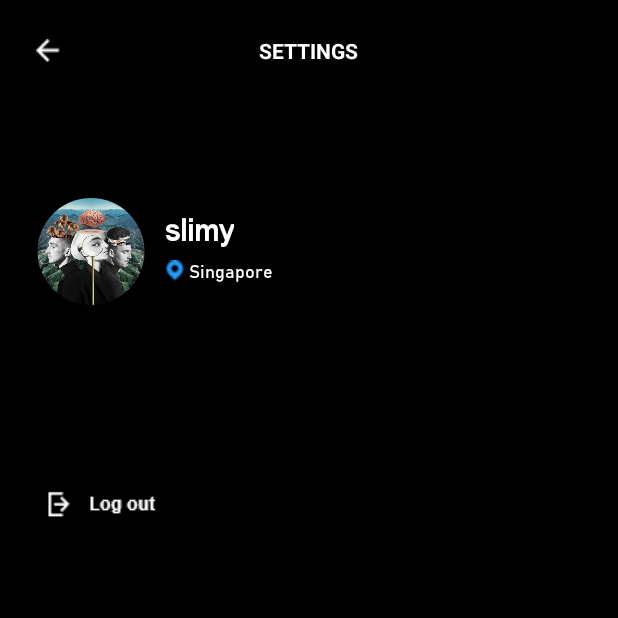
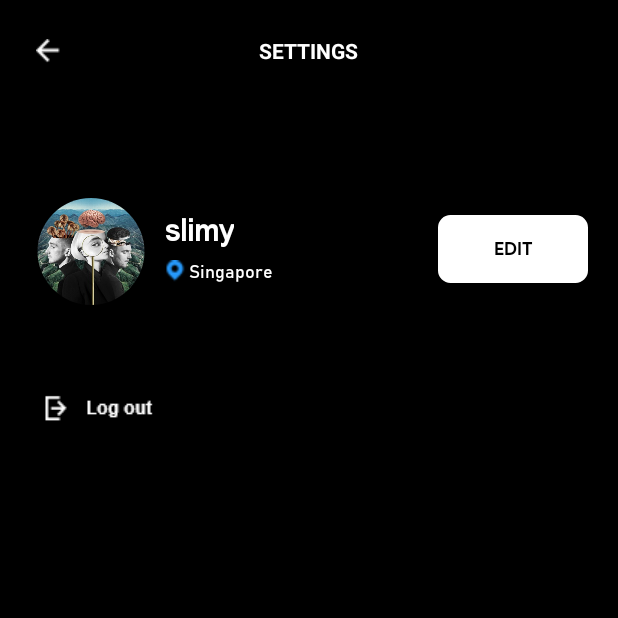
Before and after one commit to leonlimwf/Decibel-Music-App, an Android app: the profilesettings screen opened directly, with no data from a screen before it, on a phone screen of 412 x 824 dp, the top half of it. Run offline under Robolectric (Android 15) with nearby library versions, the phone set to English and light mode, and no system bars; plain views replace RoundedImageView.

Commit message:
Edit Profile Picture Activity now done, can be saved and started up with the previous image we set.

```diff
--- a/app/src/main/AndroidManifest.xml
+++ b/app/src/main/AndroidManifest.xml
@@ -3,6 +3,7 @@
     package="com.example.musicsteam">
 
     <uses-permission android:name="android.permission.INTERNET" />
+    <uses-permission android:name="android.permission.READ_EXTERNAL_STORAGE"/>
 
     <application
         android:allowBackup="true"
@@ -11,6 +12,7 @@
         android:roundIcon="@mipmap/ic_launcher_round"
         android:supportsRtl="true"
         android:theme="@style/AppTheme">
+        <activity android:name=".EditProfileActivity"></activity>
         <activity android:name=".PlaySongActivity" />
         <activity android:name=".loginScreen" />
         <activity android:name=".MainActivity" />
--- a/app/src/main/java/com/example/musicsteam/loginScreen.java
+++ b/app/src/main/java/com/example/musicsteam/loginScreen.java
@@ -91,6 +91,7 @@ public class loginScreen extends AppCompatActivity {
                         /* Allow the user in to your app by going into the next activity */
                         guestMode = false;
                         startActivity(new Intent(loginScreen.this, MainActivity.class));
+                        finish();
                     }
 
                 }
--- a/app/src/main/java/com/example/musicsteam/profilesettings.java
+++ b/app/src/main/java/com/example/musicsteam/profilesettings.java
@@ -3,6 +3,7 @@ package com.example.musicsteam;
 import android.content.Intent;
 import android.os.Bundle;
 import android.view.View;
+import android.widget.Button;
 import android.widget.ImageButton;
 import android.widget.ImageView;
 import android.widget.TextView;
@@ -15,6 +16,7 @@ public class profilesettings extends AppCompatActivity {
     private TextView accountName;
     private ImageButton logoutBtn;
     private ImageView accountPicture;
+    private Button editBtn;
 
     @Override
     protected void onCreate(Bundle savedInstanceState) {
@@ -45,10 +47,23 @@ public class profilesettings extends AppCompatActivity {
 
         accountPicture = findViewById(R.id.accountPicture);
         accountPicture.setImageResource(credentials.accountPicture);
+
+        editBtn = findViewById(R.id.btnEdit);
+        editBtn.setOnClickListener(new View.OnClickListener() {
+            @Override
+            public void onClick(View v) {
+                goToProfileSettings();
+            }
+        });
     }
 
     public void logout() {
         Intent intent = new Intent(this, splashScreen.class);
         startActivity(intent);
     }
+
+    public void goToProfileSettings() {
+        Intent intent = new Intent (this, EditProfileActivity.class);
+        startActivity(intent);
+    }
 }
--- a/app/src/main/java/com/example/musicsteam/startScreen.java
+++ b/app/src/main/java/com/example/musicsteam/startScreen.java
@@ -14,7 +14,6 @@ public class startScreen extends AppCompatActivity {
     protected void onCreate(Bundle savedInstanceState) {
         super.onCreate(savedInstanceState);
         setContentView(R.layout.activity_start_screen);
-
         button = (Button) findViewById(R.id.google_login);
         button.setOnClickListener(new View.OnClickListener() {
             @Override
@@ -22,12 +21,11 @@ public class startScreen extends AppCompatActivity {
                 goLoginPage();
             }
         });
-
     }
 
     public void goLoginPage() {
         Intent intent = new Intent(this, loginScreen.class);
         startActivity(intent);
+        finish();
     }
-
 }
--- /dev/null
+++ b/app/src/main/res/drawable/editbtn.xml
@@ -0,0 +1,23 @@
+<?xml version="1.0" encoding="utf-8"?>
+<shape xmlns:android="http://schemas.android.com/apk/res/android" android:shape="rectangle" >
+    <corners
+        android:radius="3dp"
+        />
+    <solid
+        android:color="#FFFFFF"
+        />
+    <padding
+        android:left="0dp"
+        android:top="0dp"
+        android:right="0dp"
+        android:bottom="0dp"
+        />
+    <size
+        android:width="90dp"
+        android:height="40dp"
+        />
+    <stroke
+        android:width="10dp"
+        android:color="#FFFFFF"
+        />
+</shape>
--- a/app/src/main/res/layout/activity_login_screen.xml
+++ b/app/src/main/res/layout/activity_login_screen.xml
@@ -37,7 +37,7 @@
         android:ems="10"
         android:fontFamily="@font/productsans_bold"
         android:hint="Password"
-        android:inputType="textPassword"
+        android:inputType="text"
         android:paddingLeft="20dp"
         android:paddingRight="30sp"
         android:textAlignment="center"
--- a/app/src/main/res/layout/activity_profilesettings.xml
+++ b/app/src/main/res/layout/activity_profilesettings.xml
@@ -73,10 +73,10 @@
         android:id="@+id/logoutBtn"
         android:layout_width="362dp"
         android:layout_height="56dp"
-        android:layout_marginTop="120dp"
+        android:layout_marginTop="56dp"
         android:background="#000000"
         app:layout_constraintEnd_toEndOf="parent"
-        app:layout_constraintHorizontal_bias="0.04"
+        app:layout_constraintHorizontal_bias="0.0"
         app:layout_constraintStart_toStartOf="parent"
         app:layout_constraintTop_toBottomOf="@+id/textView6"
         app:srcCompat="@drawable/logout_imagebutton" />
@@ -95,4 +95,18 @@
         app:riv_tile_mode="repeat"
         app:srcCompat="@drawable/symphony" />
 
+    <Button
+        android:id="@+id/btnEdit"
+        android:layout_width="100dp"
+        android:layout_height="45dp"
+        android:layout_marginStart="292dp"
+        android:layout_marginTop="143dp"
+        android:background="@drawable/editbtn"
+        android:fontFamily="@font/productsans_bold"
+        android:text="EDIT"
+        android:textColor="#000000"
+        android:textSize="12sp"
+        app:layout_constraintStart_toStartOf="parent"
+        app:layout_constraintTop_toTopOf="parent" />
+
 </androidx.constraintlayout.widget.ConstraintLayout>
```
Also changed, not shown: app/src/main/java/com/example/musicsteam/EditProfileActivity.java (added, +98 -0 lines), app/src/main/res/layout/activity_editprofile.xml (added, +92 -0 lines).
